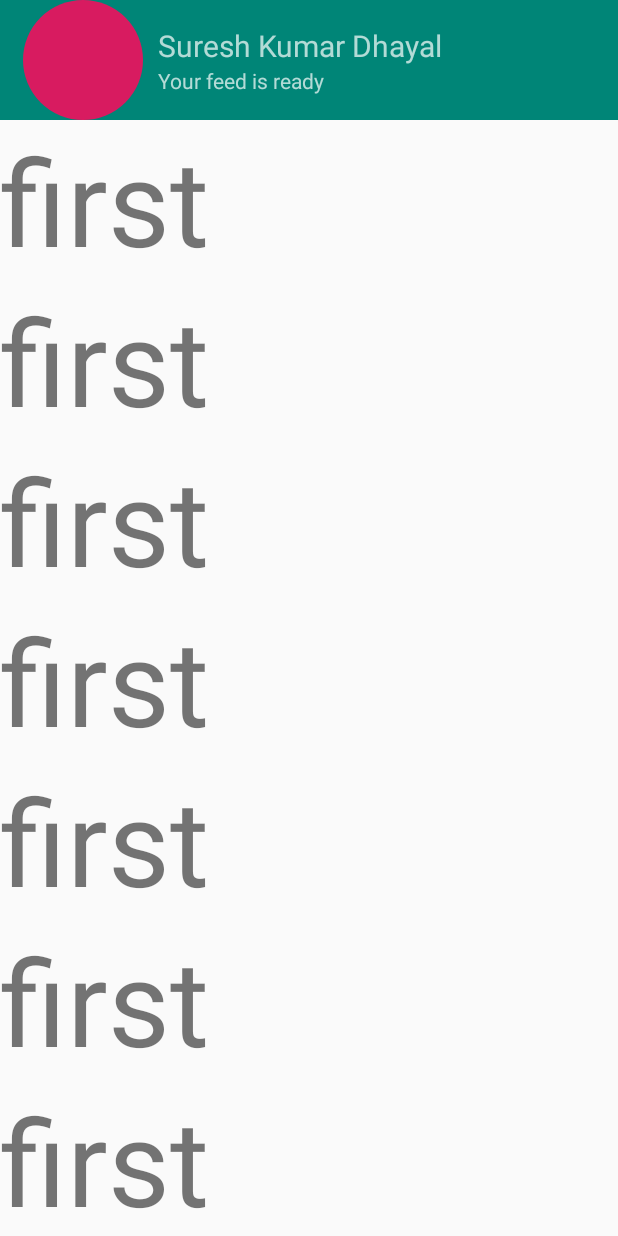
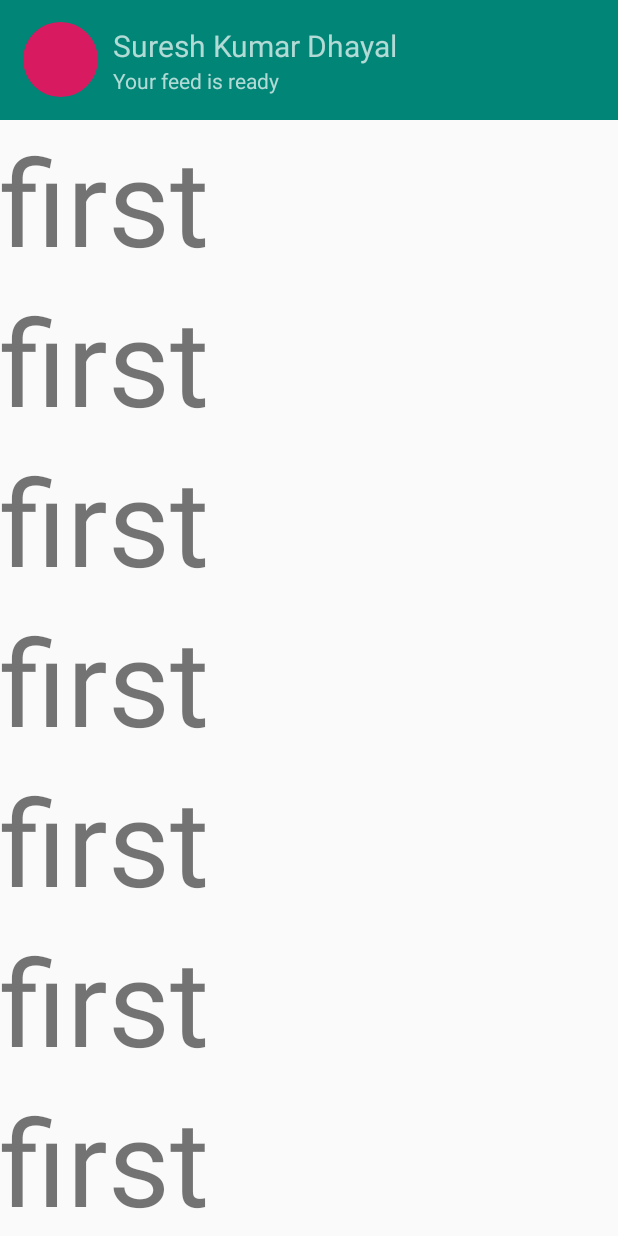
Before and after one commit to skd060/GyanAppAssignment, an Android app: the screen it shows after launch (MainActivity), on a phone screen of 412 x 824 dp. Run offline under Robolectric (Android 15) with nearby library versions, the phone set to English and light mode, and no system bars.

Commit message:
Update circle.xml

```diff
--- a/GyanApp/app/src/main/res/drawable/circle.xml
+++ b/GyanApp/app/src/main/res/drawable/circle.xml
@@ -2,7 +2,7 @@
 <shape xmlns:android="http://schemas.android.com/apk/res/android"
     android:shape="oval">
     <solid android:color="@color/colorAccent"/>
-    <size android:width="80dp"
-        android:height="80dp"/>
+    <size android:width="50dp"
+        android:height="50dp"/>
 
 </shape>
```
